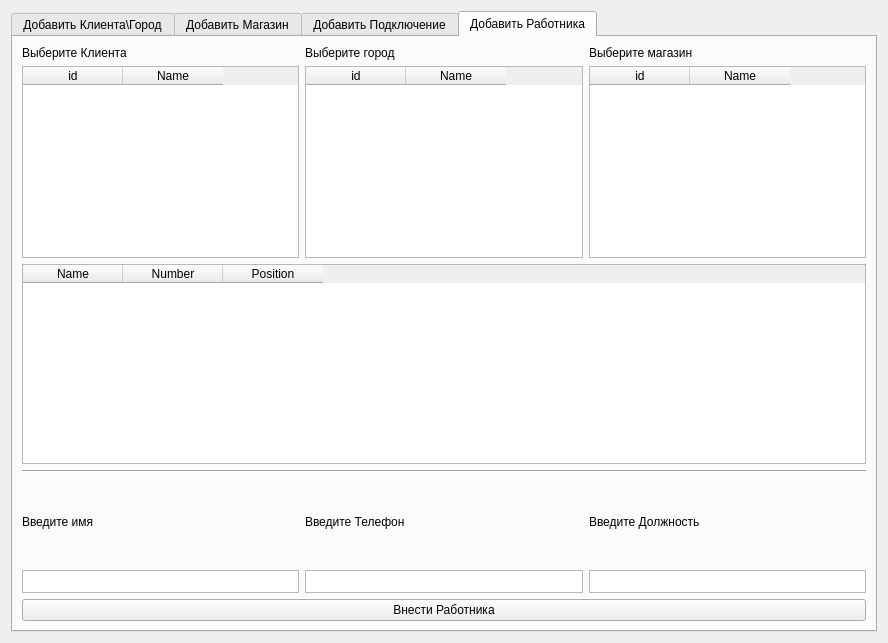
First picture: the form in edit_db.ui, repository Bigmagyshka/Quick-AD-Access, before the edit.
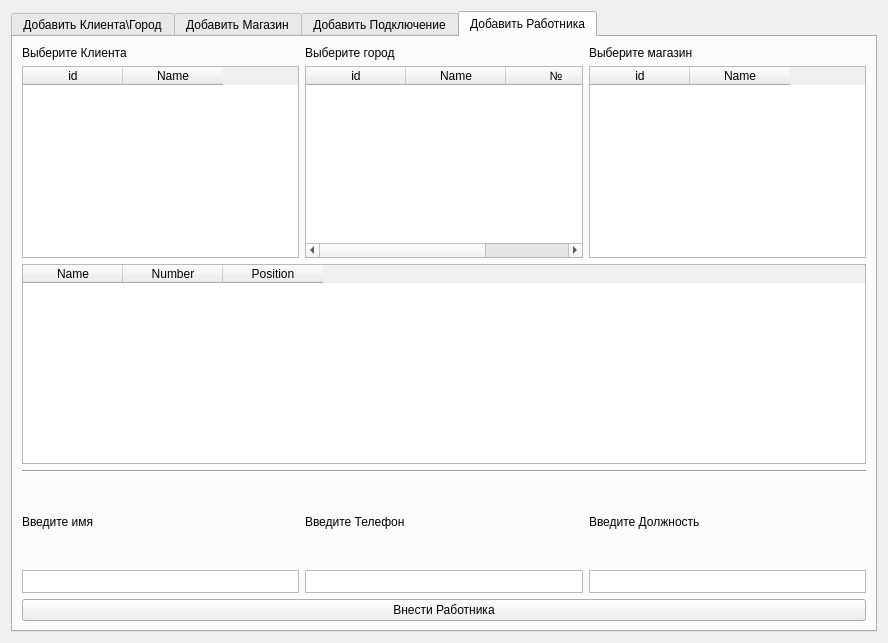
Second picture: the form after the edit. The open tabs and pages were chosen to show the change.

Patch:
```diff
--- a/edit_db.ui
+++ b/edit_db.ui
@@ -712,6 +712,11 @@
                  <string>Name</string>
                 </property>
                </column>
+               <column>
+                <property name="text">
+                 <string>№</string>
+                </property>
+               </column>
               </widget>
              </item>
             </layout>
```
Left out of the diff: 7 changed lines with no effect on the pictures.
